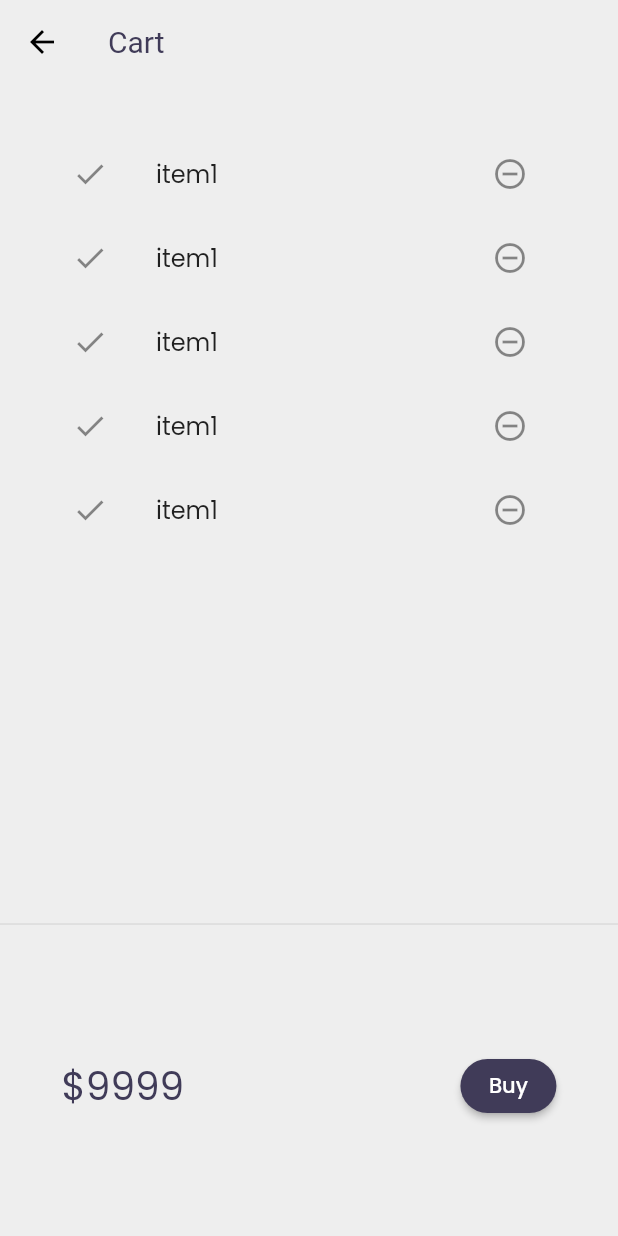
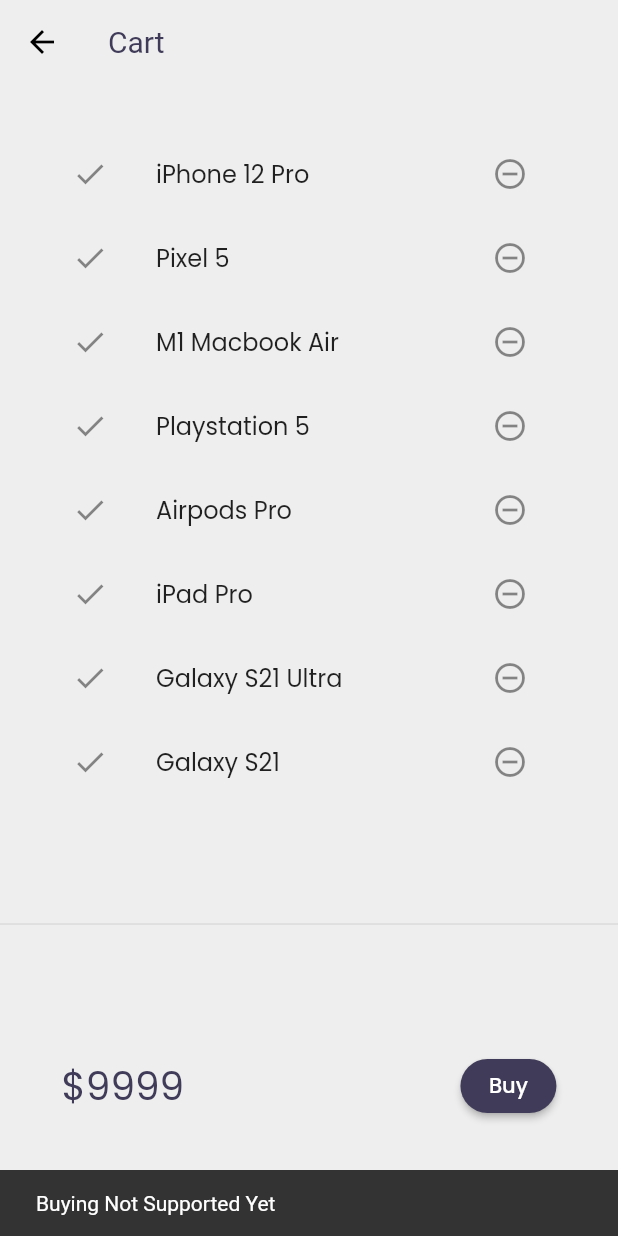
Before and after one commit to PatelPruthvi/30DaysOfFlutter, a Flutter app: the cartPage screen opened by its route, after a tap on "Buy", on a phone screen of 412 x 824 dp. Run offline on Flutter 3.47's test engine with Material 2 defaults, Android fonts, the phone set to English and light mode, and no system bars; our stand-ins replace google_fonts; network calls fail.

Commit message:
day 18 completed

```diff
--- a/lib/models/catalog.dart
+++ b/lib/models/catalog.dart
@@ -1,10 +1,10 @@
 class CatalogModel {
   static List<Item> items = [];
 
-  static Item getById(int id) =>
+  Item getById(int id) =>
       items.firstWhere((element) => element.id == id, orElse: null);
 
-  static Item getByPosition(int pos) => items[pos];
+  Item getByPosition(int pos) => items[pos];
 }
 
 class Item {
--- a/lib/pages/cart_page.dart
+++ b/lib/pages/cart_page.dart
@@ -1,5 +1,6 @@
-// ignore_for_file: prefer_const_constructors, deprecated_member_use
+// ignore_for_file: prefer_const_constructors, deprecated_member_use, camel_case_types
 
+import 'package:codepur/models/catalog.dart';
 import 'package:flutter/cupertino.dart';
 import 'package:flutter/material.dart';
 
@@ -52,7 +53,12 @@
                 shape: MaterialStateProperty.all(StadiumBorder()),
                 backgroundColor:
                     MaterialStateProperty.all(Theme.of(context).buttonColor)),
-            onPressed: () {},
+            onPressed: () {
+              const s = SnackBar(
+                  duration: Duration(seconds: 1),
+                  content: Text('Buying Not Supported Yet'));
+              ScaffoldMessenger.of(context).showSnackBar(s);
+            },
             child: Text('Buy')),
       ]),
     );
@@ -70,12 +76,12 @@
   @override
   Widget build(BuildContext context) {
     return ListView.builder(
-        itemCount: 5,
+        itemCount: CatalogModel.items.length,
         itemBuilder: (context, index) => ListTile(
               leading: Icon(Icons.done),
               trailing: IconButton(
                   icon: Icon(Icons.remove_circle_outline), onPressed: () {}),
-              title: Text('item1'),
+              title: Text(CatalogModel.items[index].name),
             ));
   }
 }
--- a/lib/widgets/home_widgets/Catalog_list.dart
+++ b/lib/widgets/home_widgets/Catalog_list.dart
@@ -16,7 +16,7 @@
       shrinkWrap: true,
       itemCount: CatalogModel.items.length,
       itemBuilder: (context, index) {
-        final catalog = CatalogModel.getByPosition(index);
+        final catalog = CatalogModel.items[index];
         return InkWell(
             onTap: () => Navigator.push(
                 context,
```
Also changed, not shown: lib/models/cart.dart (added, +20 -0 lines).
